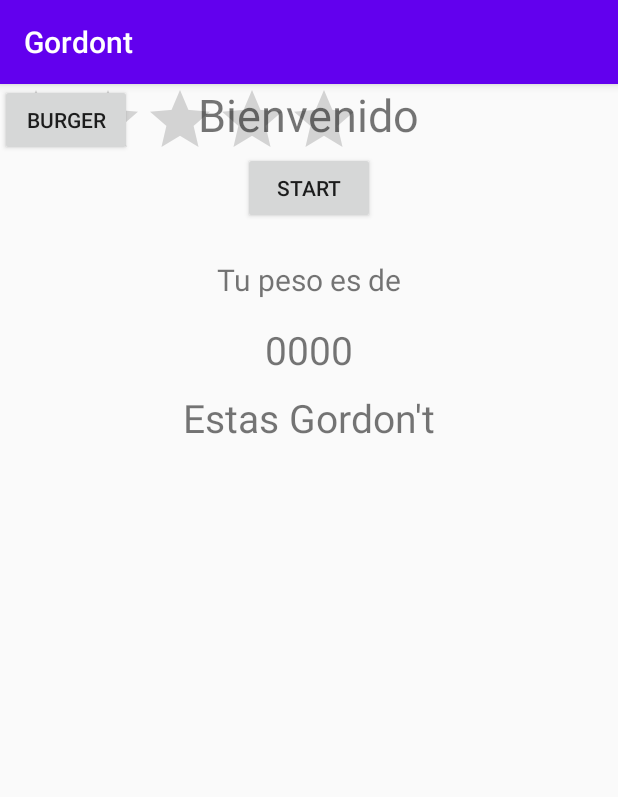
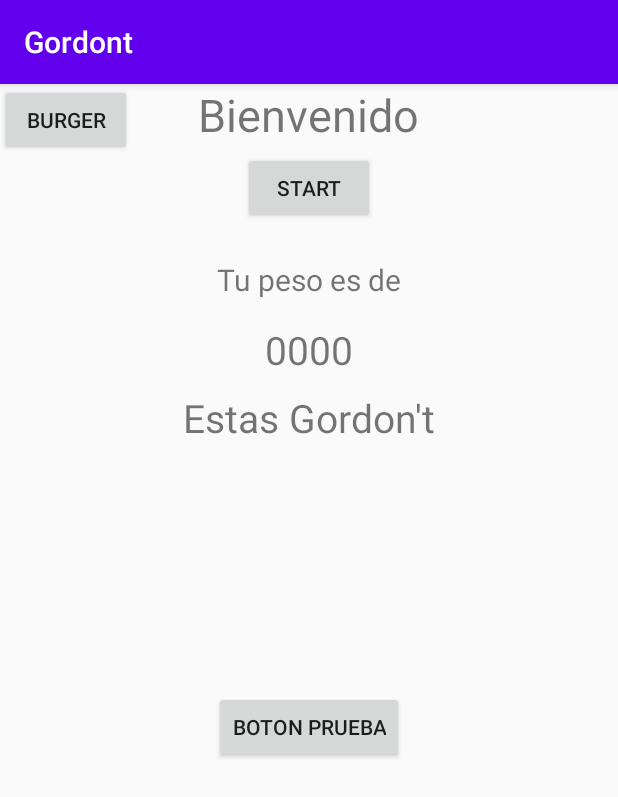
Before and after one commit to Daebore/Gordont, an Android app: the screen it shows after launch (MainActivity), on a phone screen of 412 x 824 dp. Shown: the top 797 px of the screen. Run offline under Robolectric (Android 15) with nearby library versions, the phone set to English and light mode, and no system bars; our stand-ins replace data binding.

Commit message:
Pruebas, añadir un boton en el que pone boton prueba monitoreado por el gran Alonso Rivas

```diff
--- a/app/src/main/res/layout/activity_main.xml
+++ b/app/src/main/res/layout/activity_main.xml
@@ -89,11 +89,15 @@
             tools:layout_editor_absoluteY="62dp"
             tools:ignore="MissingConstraints" />
 
-        <RatingBar
-            android:id="@+id/ratingBar"
+        <Button
+            android:id="@+id/button3"
             android:layout_width="wrap_content"
             android:layout_height="wrap_content"
-            tools:layout_editor_absoluteX="101dp"
-            tools:layout_editor_absoluteY="29dp" />
+            android:layout_marginBottom="4dp"
+            android:text="Boton Prueba"
+            app:layout_constraintBottom_toBottomOf="parent"
+            app:layout_constraintEnd_toEndOf="parent"
+            app:layout_constraintStart_toStartOf="parent"
+            app:layout_constraintTop_toBottomOf="@+id/button" />
     </android.support.constraint.ConstraintLayout>
 </layout>
```
